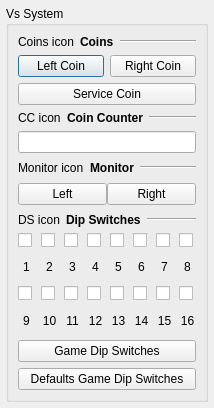
Above: src/gui/designer/dlgVsSystem.ui from punesemu/puNES before the change. Below: the same form after it.
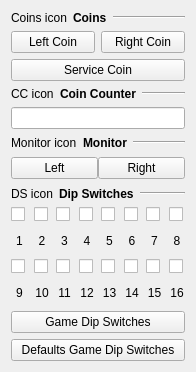
That is the form after the change. Custom widgets are drawn as their Qt base class.

Patch:
```diff
--- a/src/gui/designer/dlgVsSystem.ui
+++ b/src/gui/designer/dlgVsSystem.ui
@@ -1,40 +1,34 @@
 <?xml version="1.0" encoding="UTF-8"?>
 <ui version="4.0">
  <class>dlgVsSystem</class>
- <widget class="QDialog" name="dlgVsSystem">
+ <widget class="QWidget" name="dlgVsSystem">
   <property name="geometry">
    <rect>
     <x>0</x>
     <y>0</y>
-    <width>214</width>
-    <height>408</height>
+    <width>196</width>
+    <height>372</height>
    </rect>
   </property>
   <property name="windowTitle">
    <string>Vs System</string>
   </property>
-  <layout class="QVBoxLayout" name="verticalLayout_Vs_System">
-   <property name="leftMargin">
-    <number>6</number>
-   </property>
-   <property name="topMargin">
-    <number>6</number>
-   </property>
-   <property name="rightMargin">
-    <number>6</number>
-   </property>
-   <property name="bottomMargin">
-    <number>6</number>
-   </property>
+  <layout class="QVBoxLayout" name="verticalLayout_dlgVsSystem">
    <item>
-    <widget class="themeToolGroupBox" name="groupBox_Vs_System">
-     <property name="title">
-      <string>Vs System</string>
-     </property>
-     <property name="flat">
-      <bool>true</bool>
-     </property>
+    <widget class="QWidget" name="widget_Vs_System" native="true">
      <layout class="QVBoxLayout" name="verticalLayout_groupBox_Vs_System">
+      <property name="leftMargin">
+       <number>0</number>
+      </property>
+      <property name="topMargin">
+       <number>0</number>
+      </property>
+      <property name="rightMargin">
+       <number>0</number>
+      </property>
+      <property name="bottomMargin">
+       <number>0</number>
+      </property>
       <item>
        <layout class="QHBoxLayout" name="horizontalLayout_Coins">
         <item>
@@ -150,7 +144,7 @@
       </item>
       <item>
        <widget class="QWidget" name="widget_Monitor" native="true">
-        <layout class="QVBoxLayout" name="verticalLayout_2">
+        <layout class="QVBoxLayout" name="verticalLayout_Monitor">
          <property name="leftMargin">
           <number>0</number>
          </property>
@@ -401,7 +395,7 @@
       </item>
       <item>
        <widget class="QWidget" name="widget_Dip_Switches2" native="true">
-        <layout class="QVBoxLayout" name="verticalLayout">
+        <layout class="QVBoxLayout" name="verticalLayout_Dip_Switches2">
          <property name="leftMargin">
           <number>0</number>
          </property>
@@ -574,12 +568,6 @@
    <extends>QPushButton</extends>
    <header>theme.hpp</header>
   </customwidget>
-  <customwidget>
-   <class>themeToolGroupBox</class>
-   <extends>QGroupBox</extends>
-   <header>theme.hpp</header>
-   <container>1</container>
-  </customwidget>
  </customwidgets>
  <tabstops>
   <tabstop>pushButton_Left_Coin</tabstop>
```
